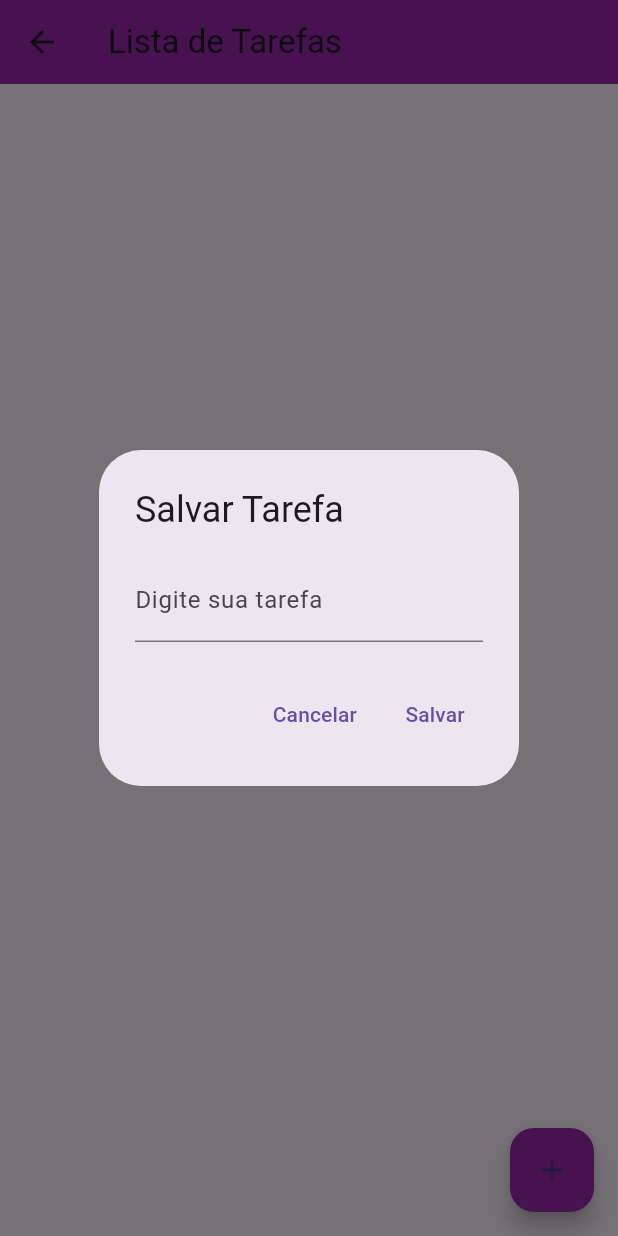
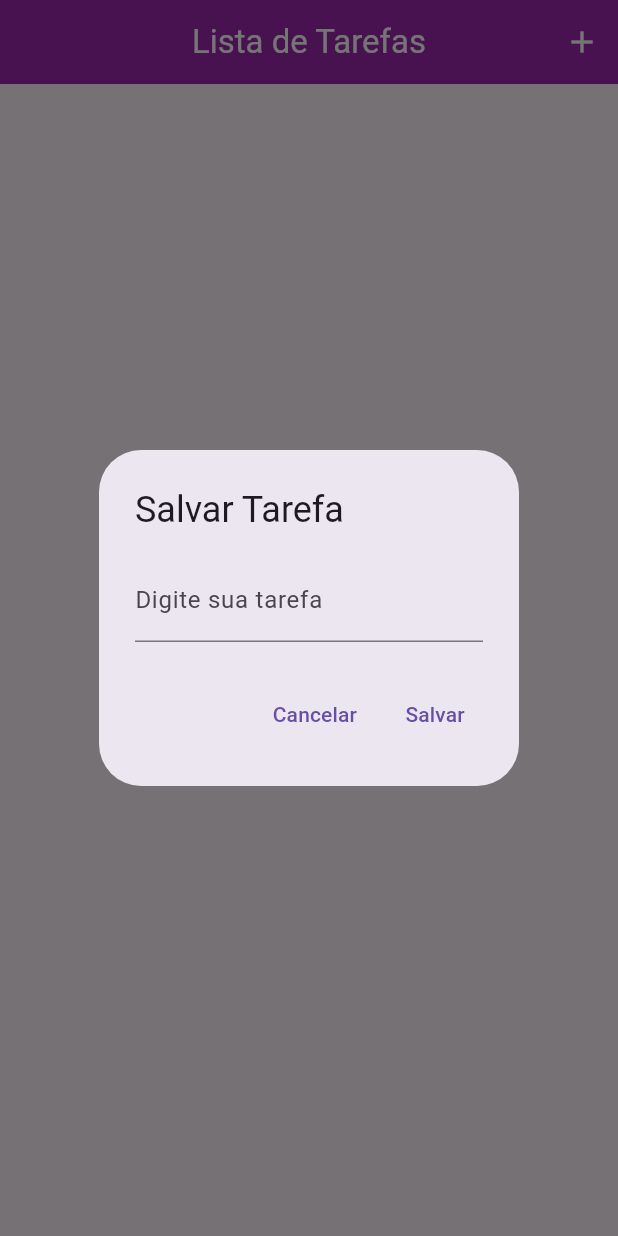
Before and after one commit to MarcosCompUff/task-list, a Flutter app: the DashboardPage screen opened by its route, after a tap on the "add" icon, on a phone screen of 412 x 824 dp. Run offline on Flutter 3.47's test engine with Material 3 defaults, Android fonts, the phone set to English and light mode, and no system bars; our stand-ins replace sqflite; accounts and stored records are empty.

Commit message:
appbar atualizada

```diff
--- a/lib/main.dart
+++ b/lib/main.dart
@@ -4,7 +4,15 @@ import 'pages/dashboard_page.dart';
 import 'pages/registration_page.dart';
 
 void main() {
-  runApp(MaterialApp(
+  runApp(const MyApp());
+}
+
+class MyApp extends StatelessWidget {
+  const MyApp({super.key});
+
+  @override
+  Widget build(BuildContext context) {
+    return MaterialApp(
       title: "Shared Preferences",
       debugShowCheckedModeBanner: false,
       home: const LoginPage(),
@@ -13,5 +21,6 @@ void main() {
         '/dashboard': (context) => const DashboardPage(),
         '/registration': (context) => const RegistrationPage(),
       },
-  ));
+    );
   }
+}
--- a/lib/pages/dashboard_page.dart
+++ b/lib/pages/dashboard_page.dart
@@ -153,17 +153,25 @@ class _DashboardPageState extends State<DashboardPage> {
 
     return Scaffold(
       appBar: AppBar(
-        title: const Text("Lista de Tarefas"),
+        title: const Text(
+          "Lista de Tarefas",
+          style: TextStyle(color: Colors.white),
+        ),
+        centerTitle: true,
         backgroundColor: Colors.purple,
+        automaticallyImplyLeading: false,
+        actions: [
+          IconButton(onPressed: () {
+              buildInsertUpdate("inserir");
+            },
+            icon: const Icon(
+              Icons.add,
+              color: Colors.white,
+            )
+          )
+        ],
       ),
       floatingActionButtonLocation: FloatingActionButtonLocation.endFloat,
-      floatingActionButton: FloatingActionButton(
-        child: const Icon(Icons.add),
-        backgroundColor: Colors.purple,
-        onPressed: () {
-          buildInsertUpdate("inserir");
-        },
-      ),
       body: Container(
         padding: const EdgeInsets.all(32),
         child: Column(children: [
@@ -171,8 +179,6 @@ class _DashboardPageState extends State<DashboardPage> {
             child: ListView.builder(
               itemCount: taskList.length,
               itemBuilder: (context, index) {
-
-
                 return Dismissible(
                   key: Key(DateTime.now().microsecondsSinceEpoch.toString()),
                   background: Container(
@@ -240,9 +246,9 @@ class _DashboardPageState extends State<DashboardPage> {
                     },
                   )
                 );
-
-
-                  }))
+              }
+            )
+          )
         ]),
       ),
     );
--- a/lib/pages/registration_page.dart
+++ b/lib/pages/registration_page.dart
@@ -21,7 +21,11 @@ class _RegistrationPageState extends State<RegistrationPage> {
   Widget build(BuildContext context) {
     return Scaffold(
       appBar: AppBar(
-        title: const Text("Cadastro"),
+        title: const Text(
+          "Cadastro",
+          style: TextStyle(color: Colors.white),
+        ),
+        centerTitle: true,
         backgroundColor: Colors.purple,
       ),
       body: Column(
```
Also changed, not shown: lib/pages/login_page.dart (+6 -2 lines). Lines whose indentation alone changed are shown as unchanged.
